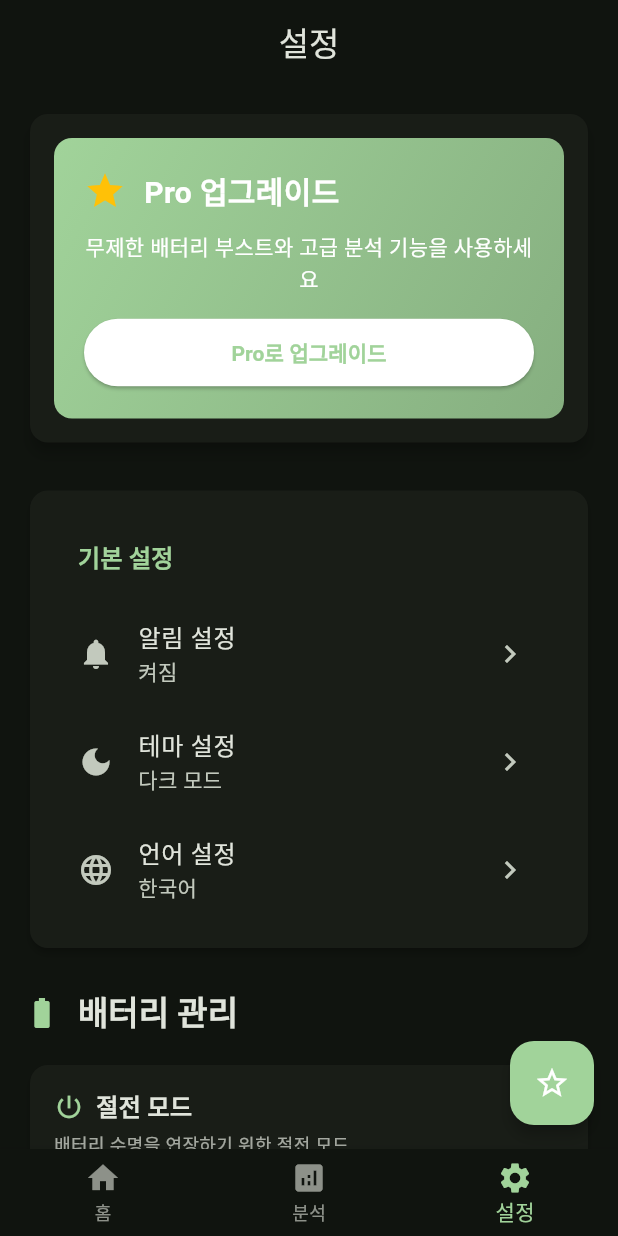
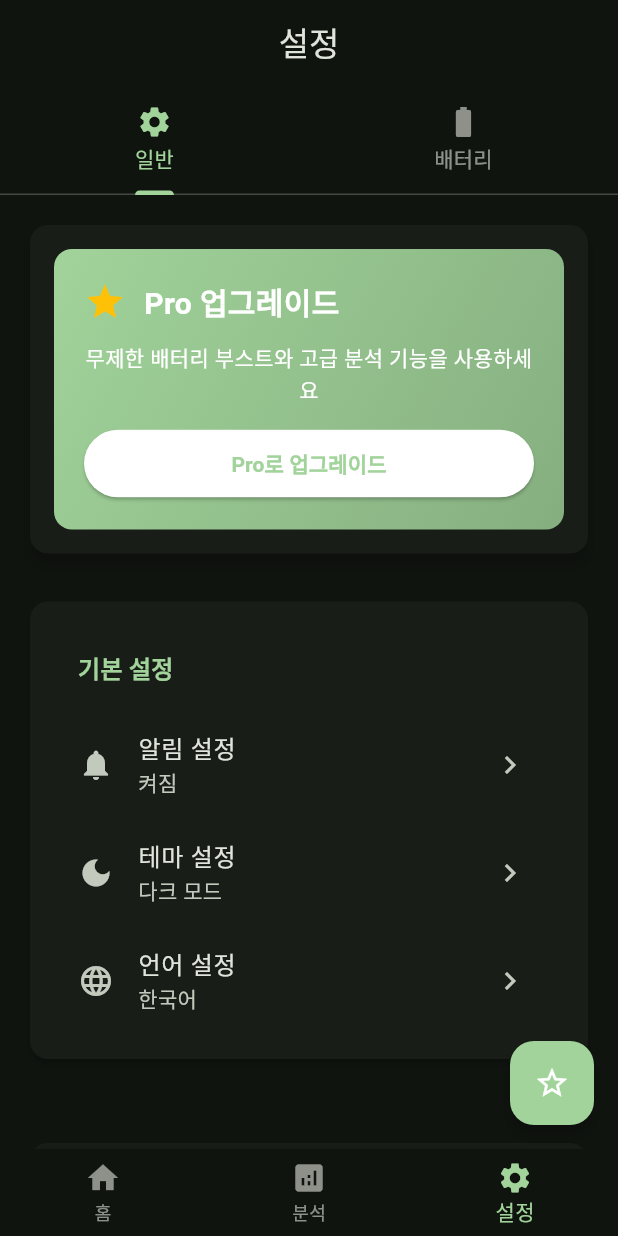
Before and after one commit to rbtc2/BatteryPal, a Flutter app: the screen it shows after launch, item 3 of the bottom bar chosen, on a phone screen of 412 x 824 dp. Run offline on Flutter 3.47's test engine with Material 3 defaults, Android fonts, the phone set to English and light mode, and no system bars; our stand-ins replace battery_plus.

Commit message:
설정탭분리

```diff
--- a/lib/screens/settings/settings_tab.dart
+++ b/lib/screens/settings/settings_tab.dart
@@ -5,7 +5,7 @@ import '../../utils/dialog_utils.dart';
 import '../../constants/app_constants.dart';
 
 /// 설정 탭 화면
-/// Phase 7에서 실제 구현
+/// 일반 설정과 배터리 설정을 탭으로 분리
 class SettingsTab extends StatefulWidget {
   final bool isProUser;
   final VoidCallback onProToggle;
@@ -38,13 +38,41 @@ class _SettingsTabState extends State<SettingsTab> {
 
   @override
   Widget build(BuildContext context) {
-    return Scaffold(
+    return DefaultTabController(
+      length: 2,
+      child: Scaffold(
         appBar: AppBar(
           title: const Text('설정'),
           backgroundColor: Theme.of(context).colorScheme.surface,
           elevation: 0,
+          bottom: TabBar(
+            tabs: const [
+              Tab(
+                icon: Icon(Icons.settings),
+                text: '일반',
               ),
-      body: SingleChildScrollView(
+              Tab(
+                icon: Icon(Icons.battery_std),
+                text: '배터리',
+              ),
+            ],
+            labelColor: Theme.of(context).colorScheme.primary,
+            unselectedLabelColor: Theme.of(context).colorScheme.onSurface.withValues(alpha: 0.6),
+            indicatorColor: Theme.of(context).colorScheme.primary,
+          ),
+        ),
+        body: TabBarView(
+          children: [
+            _buildGeneralSettingsTab(),
+            _buildBatterySettingsTab(),
+          ],
+        ),
+      ),
+    );
+  }
+
+  Widget _buildGeneralSettingsTab() {
+    return SingleChildScrollView(
       padding: const EdgeInsets.all(16),
       child: Column(
         children: [
@@ -74,11 +102,6 @@ class _SettingsTabState extends State<SettingsTab> {
               () => _showLanguageDialog(),
             ),
           ]),
-
-            const SizedBox(height: 24),
-
-            // 배터리 관리 설정
-            _buildBatteryManagementSection(),
 
           const SizedBox(height: 24),
 
@@ -123,6 +146,17 @@ class _SettingsTabState extends State<SettingsTab> {
           if (widget.isProUser) _buildProSubscriptionCard(),
         ],
       ),
+    );
+  }
+
+  Widget _buildBatterySettingsTab() {
+    return SingleChildScrollView(
+      padding: const EdgeInsets.all(16),
+      child: Column(
+        children: [
+          // 배터리 관리 설정
+          _buildBatteryManagementSection(),
+        ],
       ),
     );
   }
@@ -349,27 +383,7 @@ class _SettingsTabState extends State<SettingsTab> {
 
   Widget _buildBatteryManagementSection() {
     return Column(
-      crossAxisAlignment: CrossAxisAlignment.start,
       children: [
-        // 섹션 제목
-        Row(
-          children: [
-            Icon(
-              Icons.battery_std,
-              color: Theme.of(context).colorScheme.primary,
-              size: 24,
-            ),
-            const SizedBox(width: 12),
-            Text(
-              '배터리 관리',
-              style: Theme.of(context).textTheme.titleLarge?.copyWith(
-                fontWeight: FontWeight.bold,
-              ),
-            ),
-          ],
-        ),
-        const SizedBox(height: 16),
-
         // 절전 모드 설정
         _buildBatterySettingsCard(
           '절전 모드',
```
Lines whose indentation alone changed are shown as unchanged.
